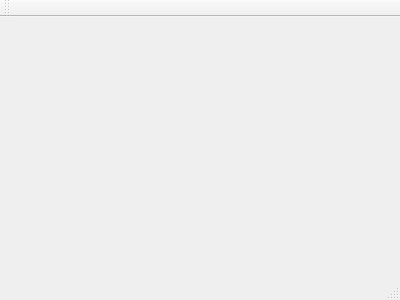
Before: the Qt Designer form ClientApplication/VirtualShutterClient/mainwindow.ui in bojakowsky/VirtualShutterProject-VoiceCommunicator, drawn with Qt 5.
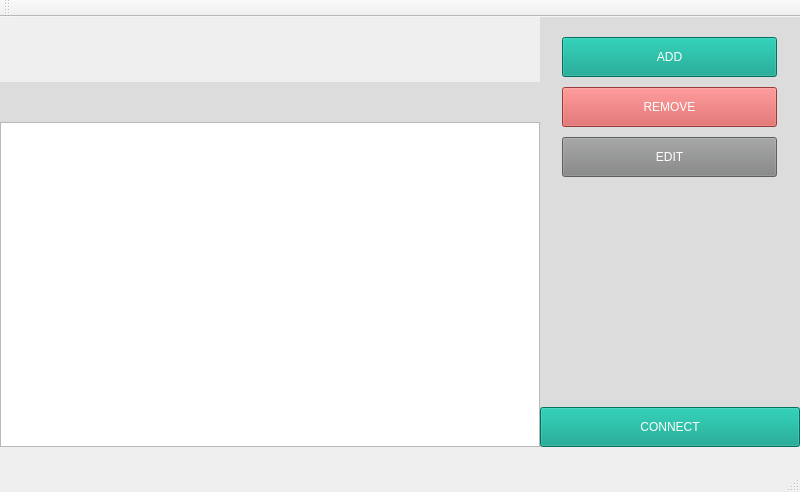
After: the same form once the commit is applied. Icons and pictures are not drawn.

Commit message: Client server list layout grid, resources file added

```diff
--- a/ClientApplication/VirtualShutterClient/mainwindow.ui
+++ b/ClientApplication/VirtualShutterClient/mainwindow.ui
@@ -1,24 +1,199 @@
 <ui version="4.0">
  <class>MainWindow</class>
- <widget class="QMainWindow" name="MainWindow" >
-  <property name="geometry" >
+ <widget class="QMainWindow" name="MainWindow">
+  <property name="geometry">
    <rect>
     <x>0</x>
     <y>0</y>
-    <width>400</width>
-    <height>300</height>
+    <width>800</width>
+    <height>492</height>
    </rect>
   </property>
-  <property name="windowTitle" >
-   <string>MainWindow</string>
+  <property name="sizePolicy">
+   <sizepolicy hsizetype="Fixed" vsizetype="Fixed">
+    <horstretch>0</horstretch>
+    <verstretch>0</verstretch>
+   </sizepolicy>
   </property>
-  <widget class="QMenuBar" name="menuBar" />
-  <widget class="QToolBar" name="mainToolBar" />
-  <widget class="QWidget" name="centralWidget" />
-  <widget class="QStatusBar" name="statusBar" />
+  <property name="windowTitle">
+   <string>VirtualShutter</string>
+  </property>
+  <widget class="QWidget" name="centralWidget">
+   <widget class="QWidget" name="widget" native="true">
+    <property name="geometry">
+     <rect>
+      <x>0</x>
+      <y>0</y>
+      <width>540</width>
+      <height>65</height>
+     </rect>
+    </property>
+    <property name="styleSheet">
+     <string notr="true">background-image: url(:/images/res/smalle-header.jpg);</string>
+    </property>
+   </widget>
+   <widget class="QWidget" name="widget_2" native="true">
+    <property name="geometry">
+     <rect>
+      <x>540</x>
+      <y>0</y>
+      <width>260</width>
+      <height>430</height>
+     </rect>
+    </property>
+    <property name="styleSheet">
+     <string notr="true">background-color: rgb(221, 220, 220);</string>
+    </property>
+    <widget class="QPushButton" name="pushButton">
+     <property name="geometry">
+      <rect>
+       <x>22</x>
+       <y>20</y>
+       <width>215</width>
+       <height>40</height>
+      </rect>
+     </property>
+     <property name="cursor">
+      <cursorShape>PointingHandCursor</cursorShape>
+     </property>
+     <property name="styleSheet">
+      <string notr="true">background-color: rgb(0, 157, 135);
+selection-background-color: rgb(0, 156, 134);
+color: rgb(255, 255, 255);
+border-color: rgba(255, 255, 255, 0);</string>
+     </property>
+     <property name="text">
+      <string>ADD</string>
+     </property>
+     <property name="autoDefault">
+      <bool>false</bool>
+     </property>
+     <property name="default">
+      <bool>false</bool>
+     </property>
+     <property name="flat">
+      <bool>false</bool>
+     </property>
+    </widget>
+    <widget class="QPushButton" name="pushButton_2">
+     <property name="geometry">
+      <rect>
+       <x>22</x>
+       <y>70</y>
+       <width>215</width>
+       <height>40</height>
+      </rect>
+     </property>
+     <property name="styleSheet">
+      <string notr="true">background-color: rgb(214, 83, 81);
+selection-background-color: rgb(0, 156, 134);
+color: rgb(255, 255, 255);
+border-color: rgba(255, 255, 255, 0);</string>
+     </property>
+     <property name="text">
+      <string>REMOVE</string>
+     </property>
+    </widget>
+    <widget class="QPushButton" name="pushButton_3">
+     <property name="geometry">
+      <rect>
+       <x>22</x>
+       <y>120</y>
+       <width>215</width>
+       <height>40</height>
+      </rect>
+     </property>
+     <property name="styleSheet">
+      <string notr="true">background-color: rgb(130, 131, 131);
+selection-background-color: rgb(0, 156, 134);
+color: rgb(255, 255, 255);
+border-color: rgba(255, 255, 255, 0);</string>
+     </property>
+     <property name="text">
+      <string>EDIT</string>
+     </property>
+    </widget>
+    <widget class="QPushButton" name="pushButton_4">
+     <property name="geometry">
+      <rect>
+       <x>0</x>
+       <y>390</y>
+       <width>260</width>
+       <height>40</height>
+      </rect>
+     </property>
+     <property name="styleSheet">
+      <string notr="true">background-color: rgb(0, 157, 135);
+selection-background-color: rgb(0, 156, 134);
+color: rgb(255, 255, 255);
+border-color: rgba(255, 255, 255, 0);</string>
+     </property>
+     <property name="text">
+      <string>CONNECT</string>
+     </property>
+     <property name="default">
+      <bool>false</bool>
+     </property>
+     <property name="flat">
+      <bool>false</bool>
+     </property>
+    </widget>
+   </widget>
+   <widget class="QWidget" name="widget_3" native="true">
+    <property name="geometry">
+     <rect>
+      <x>0</x>
+      <y>65</y>
+      <width>540</width>
+      <height>40</height>
+     </rect>
+    </property>
+    <property name="styleSheet">
+     <string notr="true">background-color: rgb(221, 220, 220);</string>
+    </property>
+   </widget>
+   <widget class="QListView" name="listView">
+    <property name="geometry">
+     <rect>
+      <x>0</x>
+      <y>105</y>
+      <width>540</width>
+      <height>325</height>
+     </rect>
+    </property>
+   </widget>
+  </widget>
+  <widget class="QMenuBar" name="menuBar">
+   <property name="geometry">
+    <rect>
+     <x>0</x>
+     <y>0</y>
+     <width>800</width>
+     <height>26</height>
+    </rect>
+   </property>
+   <property name="styleSheet">
+    <string notr="true"/>
+   </property>
+  </widget>
+  <widget class="QToolBar" name="mainToolBar">
+   <property name="styleSheet">
+    <string notr="true"/>
+   </property>
+   <attribute name="toolBarArea">
+    <enum>TopToolBarArea</enum>
+   </attribute>
+   <attribute name="toolBarBreak">
+    <bool>false</bool>
+   </attribute>
+  </widget>
+  <widget class="QStatusBar" name="statusBar">
+   <property name="styleSheet">
+    <string notr="true"/>
+   </property>
+  </widget>
  </widget>
- <layoutDefault spacing="6" margin="11" />
- <pixmapfunction></pixmapfunction>
+ <layoutdefault spacing="6" margin="11"/>
  <resources/>
  <connections/>
 </ui>
```
Left out of the diff: 1 changed line with no effect on the pictures. The commit also changes 14 other files.
